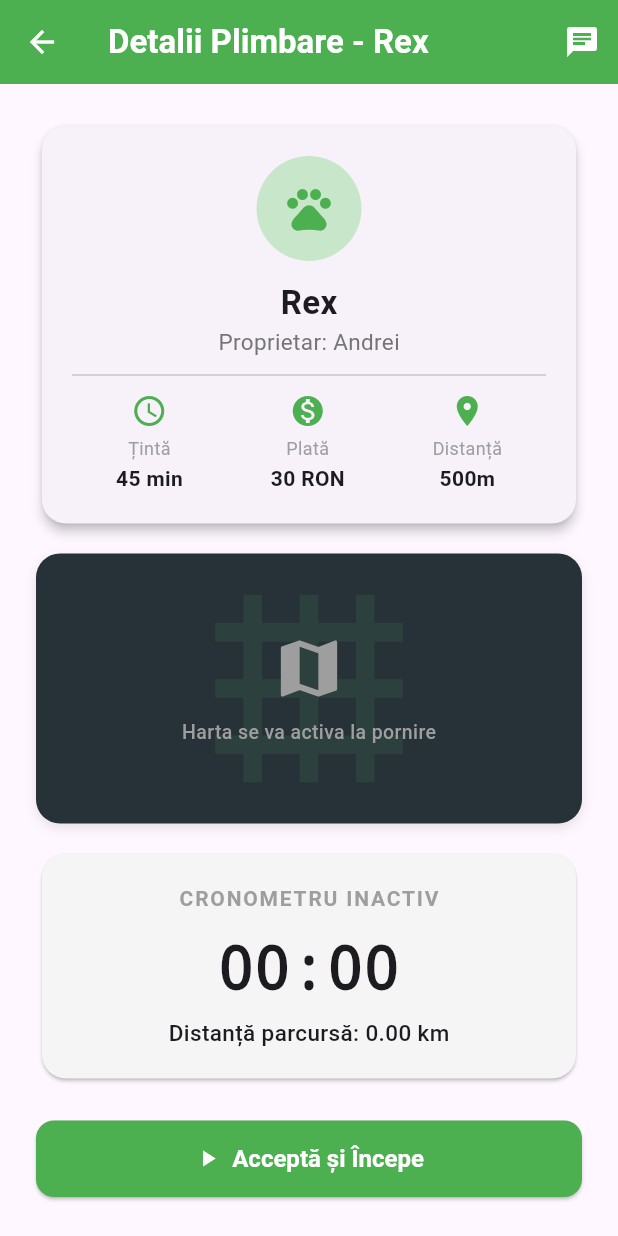
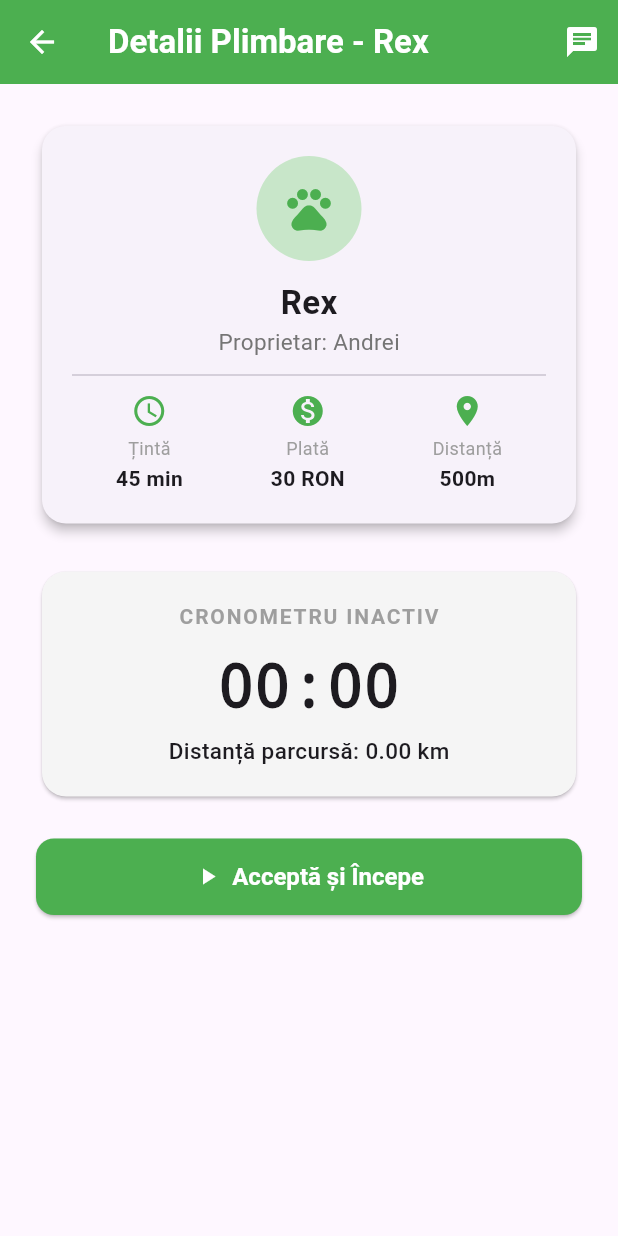
Before and after one commit to bogdanbadea2011-cmd/paws_now, a Flutter app: the WalkDetailsScreen screen opened directly, on a phone screen of 412 x 824 dp. Run offline on Flutter 3.47's test engine with Material 3 defaults, Android fonts, the phone set to English and light mode, and no system bars.

Commit message:
Asigurat si salvat ecranul de detalii plimbare in stare stabila pe verde

```diff
--- a/lib/walk_details_screen.dart
+++ b/lib/walk_details_screen.dart
@@ -163,55 +163,7 @@ class _WalkDetailsScreenState extends State<WalkDetailsScreen> {
                 ),
               ),
             ),
-            const SizedBox(height: 16),
-
-            // Panou GPS Simulat (Corectat pentru a elimina complet avertismentul albastru)
-            Container(
-              height: 180,
-              decoration: BoxDecoration(
-                color: Colors.blueGrey.shade900,
-                borderRadius: BorderRadius.circular(16),
-                boxShadow: [
-                  BoxShadow(color: Colors.black.withAlpha(25), blurRadius: 6, offset: const Offset(0, 3))
-                ],
-              ),
-              child: Stack(
-                alignment: Alignment.center,
-                children: [
-                  Opacity(
-                    opacity: 0.1,
-                    child: Icon(Icons.grid_4x4, size: 150, color: Colors.green.shade400),
-                  ),
-                  Column(
-                    mainAxisAlignment: MainAxisAlignment.center,
-                    children: [
-                      Icon(
-                        _isWalkingActive ? Icons.radar : Icons.map,
-                        size: 50,
-                        color: _isWalkingActive ? Colors.greenAccent : Colors.grey,
-                      ),
-                      const SizedBox(height: 8),
-                      Text(
-                        _isWalkingActive ? 'Localizare GPS Activă...' : 'Harta se va activa la pornire',
-                        style: TextStyle(
-                          color: _isWalkingActive ? Colors.greenAccent : Colors.grey,
-                          fontSize: 13,
-                          fontWeight: FontWeight.w500,
-                        ),
-                      ),
-                    ],
-                  ),
-                  if (_isWalkingActive)
-                    const Positioned(
-                      top: 40,
-                      right: 80,
-                      child: Icon(Icons.location_on, color: Colors.red, size: 30),
-                    ),
-                ],
-              ),
-            ),
-            const SizedBox(height: 16),
-
+            const SizedBox(height: 24),
             Card(
               color: _isWalkingActive ? Colors.green.shade50 : Colors.grey.shade100,
               shape: RoundedRectangleBorder(borderRadius: BorderRadius.circular(16)),
@@ -246,7 +198,6 @@ class _WalkDetailsScreenState extends State<WalkDetailsScreen> {
               ),
             ),
             const SizedBox(height: 24),
-
             ElevatedButton.icon(
               icon: Icon(_isWalkingActive ? Icons.stop : Icons.play_arrow),
               label: Text(_isWalkingActive ? 'Finalizează Plimbarea' : 'Acceptă și Începe'),
```
